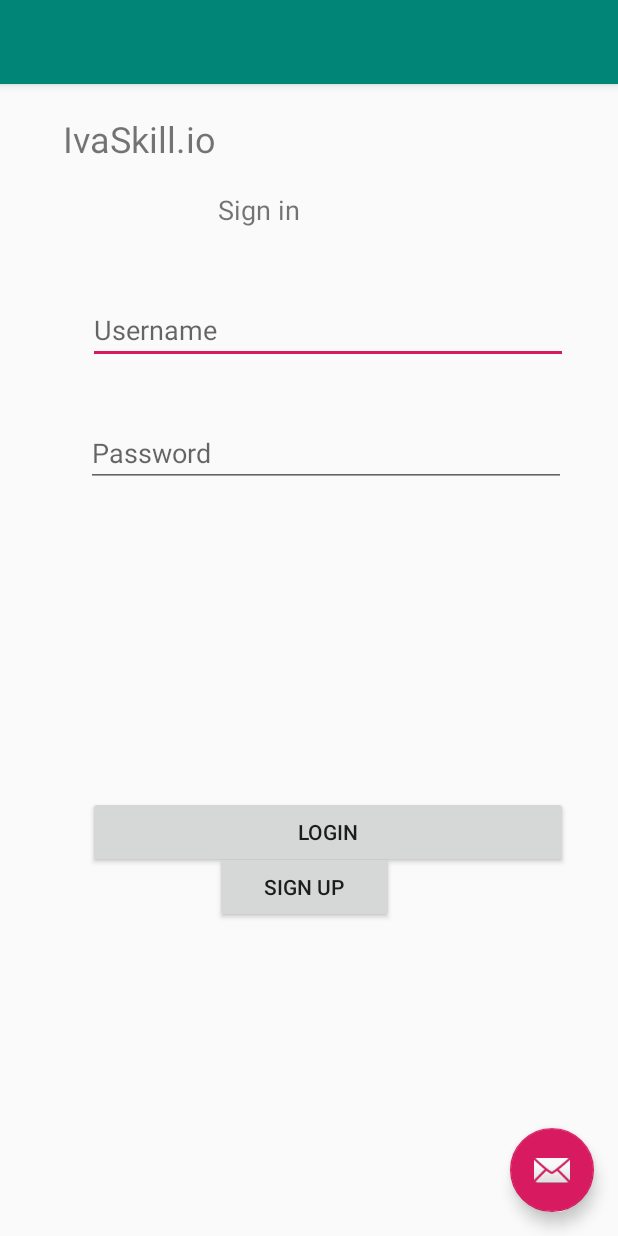
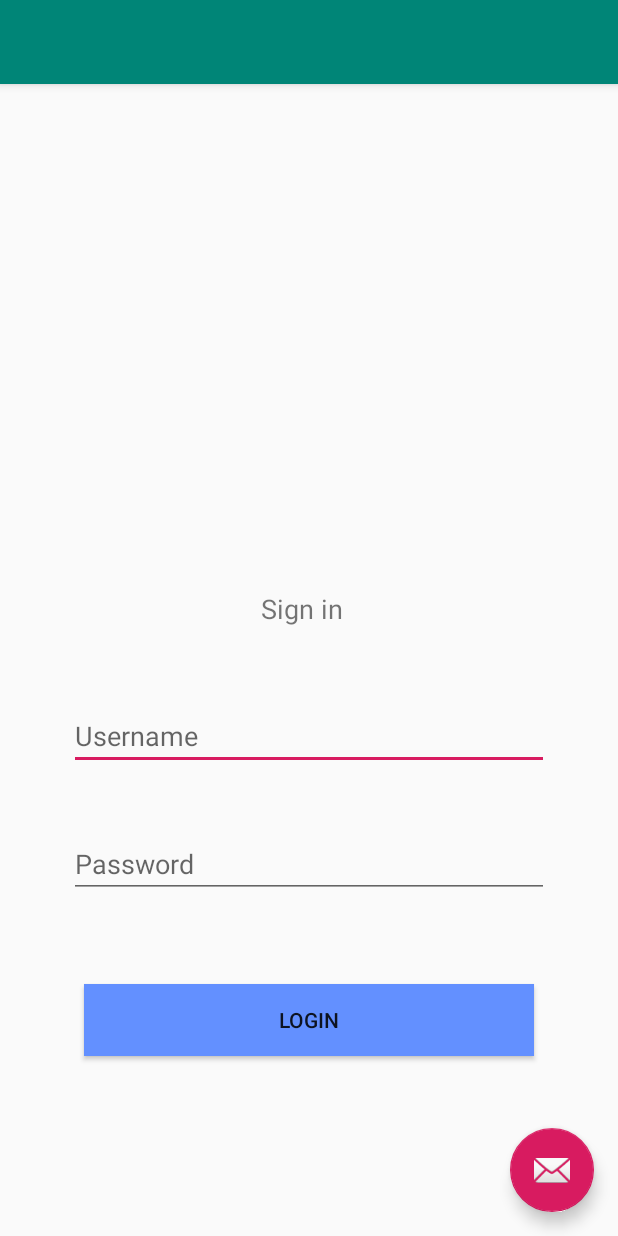
Before and after one commit to MuhiaKevin/IvaSkill.io, an Android app: the screen it shows after launch (MainActivity), on a phone screen of 412 x 824 dp. Run offline under Robolectric (Android 15) with nearby library versions, the phone set to English and light mode, and no system bars.

Commit message:
made some changes on the design and everything are lining up

```diff
--- a/app/src/main/java/com/myfirstapp/muhia/ivaskillio/MainActivity.java
+++ b/app/src/main/java/com/myfirstapp/muhia/ivaskillio/MainActivity.java
@@ -1,21 +1,57 @@
 package com.myfirstapp.muhia.ivaskillio;
 
+import android.content.Intent;
+import android.net.Uri;
 import android.os.Bundle;
-import android.support.design.widget.FloatingActionButton;
-import android.support.design.widget.Snackbar;
 import android.support.v7.app.AppCompatActivity;
-import android.support.v7.widget.Toolbar;
 import android.view.View;
-import android.view.Menu;
-import android.view.MenuItem;
+import android.widget.Button;
+import android.widget.Toast;
 
 public class MainActivity extends AppCompatActivity {
+
+     Button loginBtn;
+
 
     @Override
     protected void onCreate(Bundle savedInstanceState) {
         super.onCreate(savedInstanceState);
         setContentView(R.layout.activity_main);
 
+        loginBtn = findViewById(R.id.buttonLogin);
+
+        loginBtn.setOnClickListener(new View.OnClickListener() {
+
+            @Override
+            public void onClick(View v) {
+
+
+                // create a toast
+//
+//                Toast toast=Toast.makeText(getApplicationContext(),"Button Pressed by Osundwa",Toast.LENGTH_SHORT);
+//                toast.show();
+
+
+
+               // create a new activity
+//
+//                Intent i = new Intent(getApplicationContext(),Signup.class);
+//                startActivity(i);
+
+                Uri webpage;
+                webpage = Uri.parse("https://github.com/MuhiaKevin");
+
+                Intent webIntent = new Intent(Intent.ACTION_VIEW, webpage);
+                startActivity(webIntent);
+
+
+            }
+
+
+        });
+
+
     }
 
+
 }
--- a/app/src/main/java/com/myfirstapp/muhia/ivaskillio/Signup.java
+++ b/app/src/main/java/com/myfirstapp/muhia/ivaskillio/Signup.java
@@ -14,4 +14,5 @@ public class Signup extends AppCompatActivity {
         super.onCreate(savedInstanceState);
         setContentView(R.layout.activity_signup);
 
+    }
 }
--- a/app/src/main/res/layout/content_main.xml
+++ b/app/src/main/res/layout/content_main.xml
@@ -1,5 +1,5 @@
 <?xml version="1.0" encoding="utf-8"?>
-<RelativeLayout xmlns:android="http://schemas.android.com/apk/res/android"
+<android.support.constraint.ConstraintLayout xmlns:android="http://schemas.android.com/apk/res/android"
     xmlns:app="http://schemas.android.com/apk/res-auto"
     xmlns:tools="http://schemas.android.com/tools"
     android:layout_width="match_parent"
@@ -9,85 +9,68 @@
     tools:showIn="@layout/activity_main">
 
     <TextView
-        android:id="@+id/textView"
-        android:layout_width="wrap_content"
-        android:layout_height="wrap_content"
-        android:layout_alignParentTop="true"
-        android:layout_marginStart="-158dp"
-        android:layout_marginTop="20dp"
-        android:layout_toEndOf="@+id/textView2"
-        android:text="IvaSkill.io"
-        android:textSize="24sp"
-        tools:layout_editor_absoluteX="34dp"
-        tools:layout_editor_absoluteY="29dp" />
-
-    <TextView
         android:id="@+id/textView2"
         android:layout_width="wrap_content"
         android:layout_height="wrap_content"
-        android:layout_alignParentStart="true"
-        android:layout_alignParentTop="true"
-        android:layout_marginStart="145dp"
-        android:layout_marginTop="71dp"
+        android:layout_marginStart="160dp"
+        android:layout_marginLeft="160dp"
+        android:layout_marginEnd="170dp"
+        android:layout_marginRight="170dp"
+        android:layout_marginBottom="50dp"
         android:text="Sign in"
         android:textSize="18sp"
-        tools:layout_editor_absoluteX="160dp"
-        tools:layout_editor_absoluteY="82dp" />
+        app:layout_constraintBottom_toTopOf="@+id/textUsername"
+        app:layout_constraintEnd_toEndOf="parent"
+        app:layout_constraintStart_toStartOf="parent" />
 
     <EditText
-        android:id="@+id/editText"
+        android:id="@+id/textUsername"
         android:layout_width="wrap_content"
         android:layout_height="wrap_content"
-        android:layout_alignStart="@+id/button"
-        android:layout_alignParentTop="true"
-        android:layout_marginTop="141dp"
+        android:layout_marginStart="22dp"
+        android:layout_marginLeft="22dp"
+        android:layout_marginEnd="22dp"
+        android:layout_marginRight="22dp"
+        android:layout_marginBottom="40dp"
         android:width="320dp"
         android:ems="10"
         android:hint="Username"
         android:inputType="textPersonName"
-        tools:layout_editor_absoluteX="45dp"
-        tools:layout_editor_absoluteY="158dp" />
+        app:layout_constraintBottom_toTopOf="@+id/textPass"
+        app:layout_constraintEnd_toEndOf="parent"
+        app:layout_constraintStart_toStartOf="parent" />
 
     <EditText
-        android:id="@+id/editText2"
+        android:id="@+id/textPass"
         android:layout_width="wrap_content"
         android:layout_height="wrap_content"
-        android:layout_alignStart="@+id/button"
-        android:layout_alignParentTop="true"
-        android:layout_marginStart="-1dp"
-        android:layout_marginTop="223dp"
+        android:layout_marginStart="22dp"
+        android:layout_marginLeft="22dp"
+        android:layout_marginEnd="22dp"
+        android:layout_marginRight="22dp"
+        android:layout_marginBottom="57dp"
         android:width="320dp"
         android:ems="10"
         android:hint="Password"
         android:inputType="textPassword"
-        tools:layout_editor_absoluteX="45dp"
-        tools:layout_editor_absoluteY="230dp" />
+        app:layout_constraintBottom_toTopOf="@+id/buttonLogin"
+        app:layout_constraintEnd_toEndOf="parent"
+        app:layout_constraintStart_toStartOf="parent" />
 
     <Button
-        android:id="@+id/button"
+        android:id="@+id/buttonLogin"
         android:layout_width="wrap_content"
         android:layout_height="wrap_content"
-        android:layout_alignParentBottom="true"
-        android:layout_marginStart="-141dp"
-        android:layout_marginBottom="245dp"
-        android:layout_toEndOf="@+id/textView2"
-        android:width="320dp"
+        android:layout_marginStart="19dp"
+        android:layout_marginLeft="19dp"
+        android:layout_marginEnd="19dp"
+        android:layout_marginRight="19dp"
+        android:layout_marginBottom="120dp"
+        android:width="300dp"
+        android:background="#6390FF"
         android:text="Login"
-        tools:layout_editor_absoluteX="45dp"
-        tools:layout_editor_absoluteY="335dp" />
+        app:layout_constraintBottom_toBottomOf="parent"
+        app:layout_constraintEnd_toEndOf="parent"
+        app:layout_constraintStart_toStartOf="parent" />
 
-    <Button
-        android:id="@+id/button2"
-        android:layout_width="119dp"
-        android:layout_height="wrap_content"
-        android:layout_alignParentStart="true"
-        android:layout_alignParentLeft="true"
-        android:layout_alignParentTop="true"
-        android:layout_marginStart="143dp"
-        android:layout_marginLeft="143dp"
-        android:layout_marginTop="511dp"
-        android:width="150dp"
-        android:text="Sign Up"
-        tools:layout_editor_absoluteX="143dp"
-        tools:layout_editor_absoluteY="520dp" />
-</RelativeLayout>
+</android.support.constraint.ConstraintLayout>
```
Also changed, not shown: app/src/main/res/layout/content_signup.xml (+52 -24 lines).
